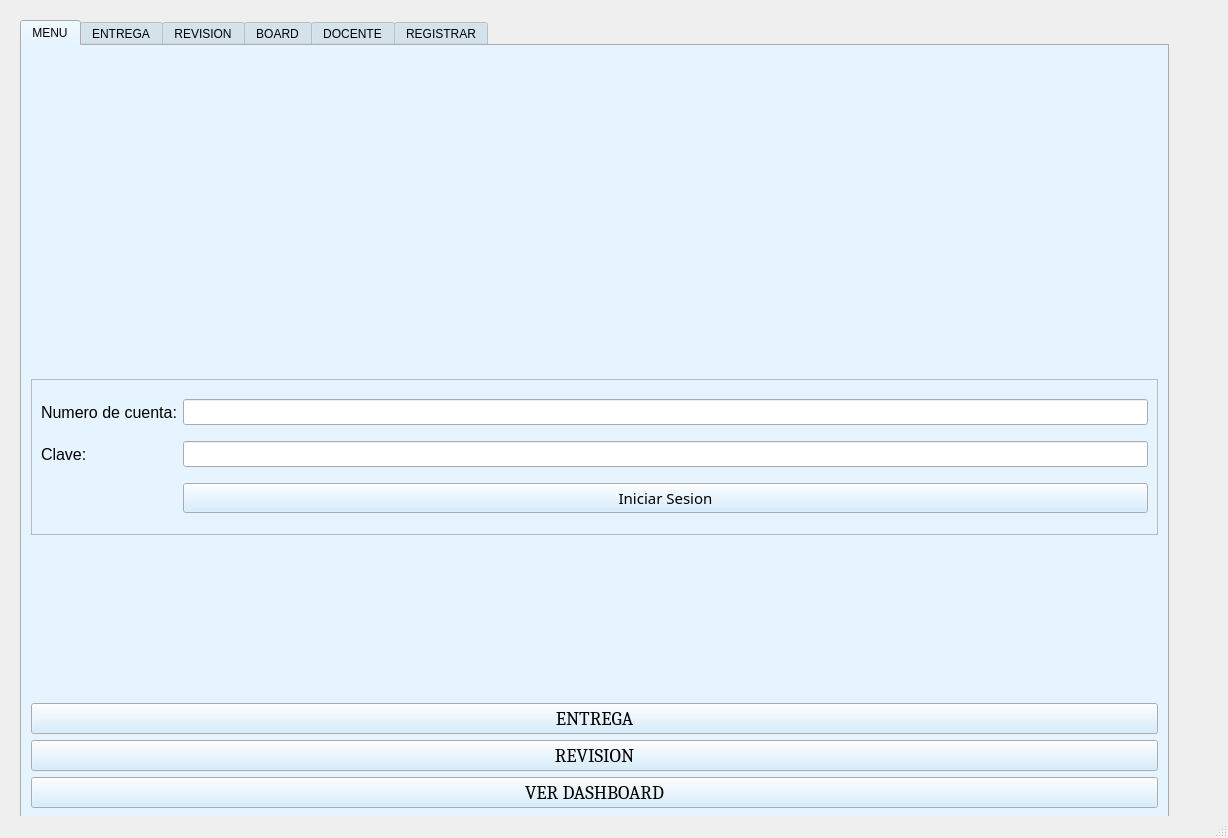
Before: the Qt Designer form cframe.ui in AzaliaFlores19/Proyecto-Silabos-Parte-2, drawn with Qt 5.
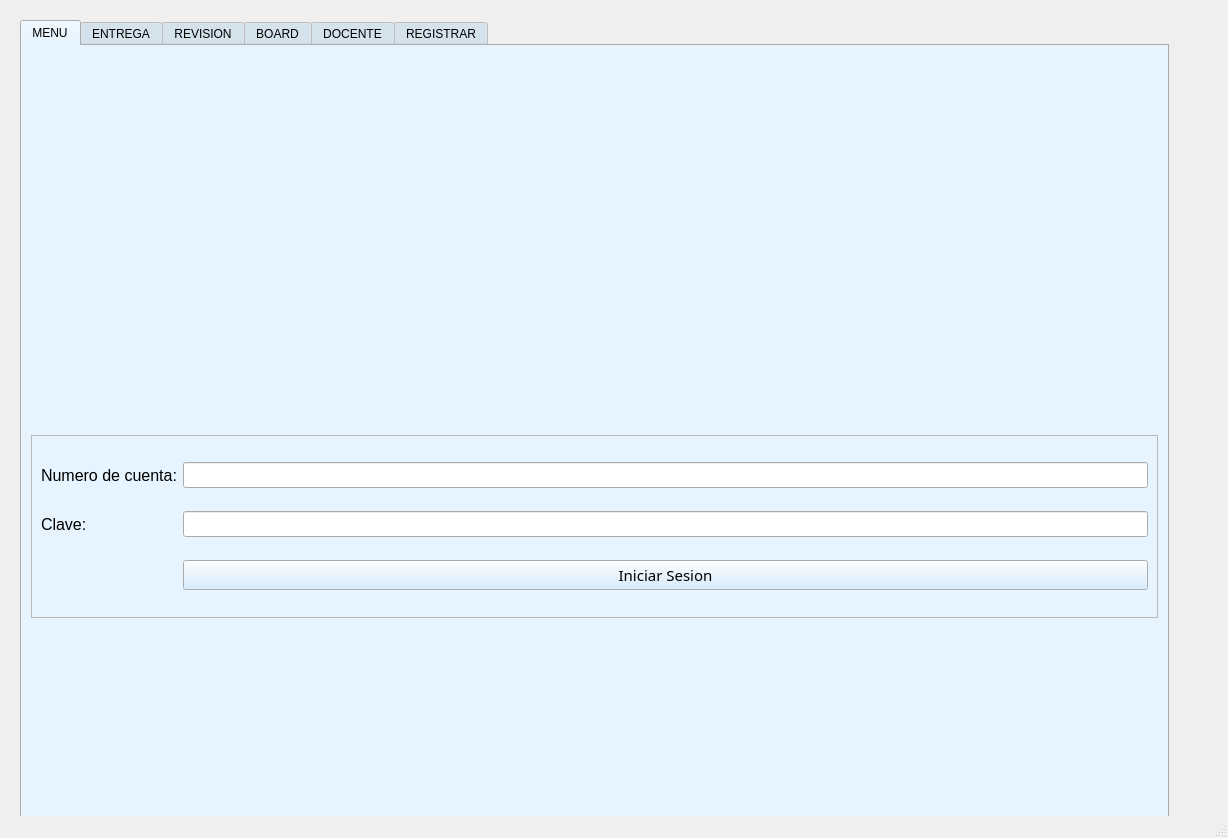
After: the same form once the commit is applied. The open tabs and pages were chosen to show the change.

Commit message: nada la vdd

The edit to the form file:
```diff
--- a/cframe.ui
+++ b/cframe.ui
@@ -290,162 +290,6 @@
            </property>
           </widget>
          </item>
-         <item>
-          <widget class="QPushButton" name="btn_entregarM_2">
-           <property name="palette">
-            <palette>
-             <active>
-              <colorrole role="Button">
-               <brush brushstyle="SolidPattern">
-                <color alpha="255">
-                 <red>203</red>
-                 <green>232</green>
-                 <blue>255</blue>
-                </color>
-               </brush>
-              </colorrole>
-             </active>
-             <inactive>
-              <colorrole role="Button">
-               <brush brushstyle="SolidPattern">
-                <color alpha="255">
-                 <red>203</red>
-                 <green>232</green>
-                 <blue>255</blue>
-                </color>
-               </brush>
-              </colorrole>
-             </inactive>
-             <disabled>
-              <colorrole role="Button">
-               <brush brushstyle="SolidPattern">
-                <color alpha="255">
-                 <red>203</red>
-                 <green>232</green>
-                 <blue>255</blue>
-                </color>
-               </brush>
-              </colorrole>
-             </disabled>
-            </palette>
-           </property>
-           <property name="font">
-            <font>
-             <family>Cambria</family>
-             <pointsize>14</pointsize>
-             <weight>50</weight>
-             <bold>false</bold>
-            </font>
-           </property>
-           <property name="text">
-            <string>ENTREGA</string>
-           </property>
-          </widget>
-         </item>
-         <item>
-          <widget class="QPushButton" name="btn_revision_2">
-           <property name="palette">
-            <palette>
-             <active>
-              <colorrole role="Button">
-               <brush brushstyle="SolidPattern">
-                <color alpha="255">
-                 <red>203</red>
-                 <green>232</green>
-                 <blue>255</blue>
-                </color>
-               </brush>
-              </colorrole>
-             </active>
-             <inactive>
-              <colorrole role="Button">
-               <brush brushstyle="SolidPattern">
-                <color alpha="255">
-                 <red>203</red>
-                 <green>232</green>
-                 <blue>255</blue>
-                </color>
-               </brush>
-              </colorrole>
-             </inactive>
-             <disabled>
-              <colorrole role="Button">
-               <brush brushstyle="SolidPattern">
-                <color alpha="255">
-                 <red>203</red>
-                 <green>232</green>
-                 <blue>255</blue>
-                </color>
-               </brush>
-              </colorrole>
-             </disabled>
-            </palette>
-           </property>
-           <property name="font">
-            <font>
-             <family>Cambria</family>
-             <pointsize>14</pointsize>
-             <weight>50</weight>
-             <bold>false</bold>
-            </font>
-           </property>
-           <property name="text">
-            <string>REVISION</string>
-           </property>
-          </widget>
-         </item>
-         <item>
-          <widget class="QPushButton" name="btn_dashboardM_2">
-           <property name="palette">
-            <palette>
-             <active>
-              <colorrole role="Button">
-               <brush brushstyle="SolidPattern">
-                <color alpha="255">
-                 <red>203</red>
-                 <green>232</green>
-                 <blue>255</blue>
-                </color>
-               </brush>
-              </colorrole>
-             </active>
-             <inactive>
-              <colorrole role="Button">
-               <brush brushstyle="SolidPattern">
-                <color alpha="255">
-                 <red>203</red>
-                 <green>232</green>
-                 <blue>255</blue>
-                </color>
-               </brush>
-              </colorrole>
-             </inactive>
-             <disabled>
-              <colorrole role="Button">
-               <brush brushstyle="SolidPattern">
-                <color alpha="255">
-                 <red>203</red>
-                 <green>232</green>
-                 <blue>255</blue>
-                </color>
-               </brush>
-              </colorrole>
-             </disabled>
-            </palette>
-           </property>
-           <property name="font">
-            <font>
-             <family>Cambria</family>
-             <pointsize>14</pointsize>
-             <weight>50</weight>
-             <bold>false</bold>
-            </font>
-           </property>
-           <property name="text">
-            <string>VER DASHBOARD</string>
-           </property>
-          </widget>
-         </item>
         </layout>
        </widget>
        <widget class="QWidget" name="tab_2">
```
Left out of the diff: 2 changed lines with no effect on the pictures. The commit also changes 1 other file.
